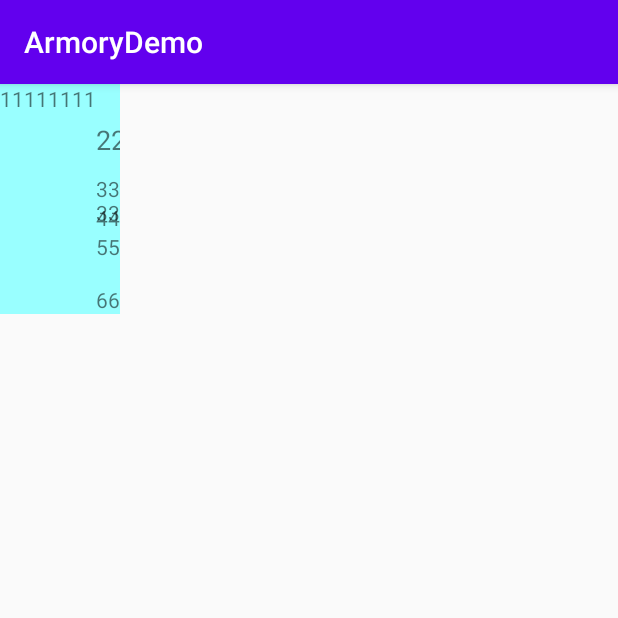
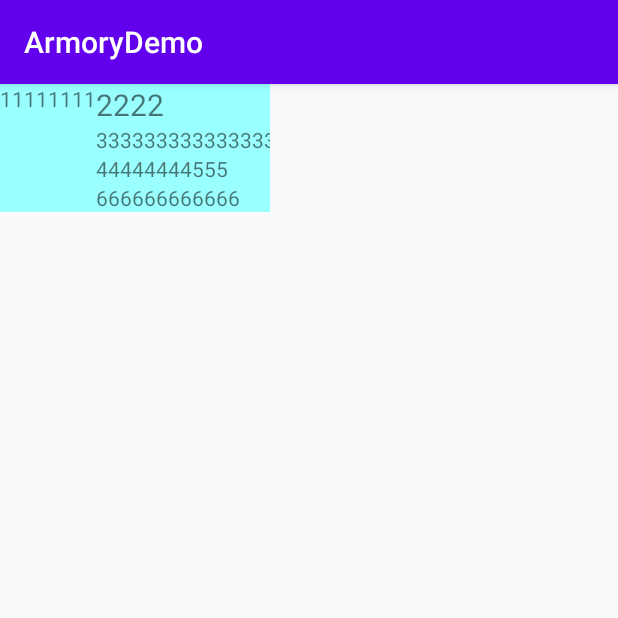
Before and after one commit to mmm3w/Armory, an Android app: the screen it shows after launch (MainActivity), on a phone screen of 412 x 824 dp, the top half of it. Run offline under Robolectric (Android 15) with nearby library versions, the phone set to English and light mode, and no system bars.

Commit message:
Update)TagsView第一版完成，可优化内容见todo

```diff
--- a/app/src/main/res/layout/activity_main.xml
+++ b/app/src/main/res/layout/activity_main.xml
@@ -7,7 +7,7 @@
     tools:context=".MainActivity">
 
     <com.mitsuki.armory.widget.TagsView
-        android:layout_width="80dp"
+        android:layout_width="180dp"
         android:layout_height="wrap_content"
         android:background="#99ffff">
 
@@ -18,7 +18,7 @@
 
         <TextView
             android:layout_width="wrap_content"
-            android:textSize="18dp"
+            android:textSize="20dp"
             android:layout_height="wrap_content"
             android:text="2222"/>
 
@@ -43,11 +43,6 @@
             android:layout_height="wrap_content"
             android:text="666666666666"/>
 
-        <TextView
-            android:layout_width="wrap_content"
-            android:layout_height="wrap_content"
-            android:text="asdf"/>
-
 
     </com.mitsuki.armory.widget.TagsView>
 
--- a/armory/src/main/java/com/mitsuki/armory/widget/TagsView.kt
+++ b/armory/src/main/java/com/mitsuki/armory/widget/TagsView.kt
@@ -61,7 +61,7 @@ class TagsView @JvmOverloads constructor(
                         if (tempWidth > limitedWidth) {
                             //该view属于下一行
                             //重置临时参数
-                            tempWidth = 0  //用于保证下次累加判断
+                            tempWidth = measuredWidth  //用于保证下次累加判断
                             tempHeight = 0  //因为换行了，所以当前行的最高高度清零
                         } else {
                             //该view属于本行
@@ -113,17 +113,16 @@ class TagsView @JvmOverloads constructor(
             MeasureSpec.EXACTLY -> heightSize
             MeasureSpec.AT_MOST -> heightSize.coerceAtMost(currentHeight)
                 .coerceAtMost(limitedHeight)
-            else -> currentHeight
+            else -> currentHeight.coerceAtLeast(firstView.measuredHeight)
         }
 
         setMeasuredDimension(resultWidth, resultHeight)
-
     }
 
 
     override fun onLayout(changed: Boolean, l: Int, t: Int, r: Int, b: Int) {
         if (childCount < 1) return
-
+        //直接先布局第一个view
         val firstChild = getChildAt(0)
         firstChild.layout(l, t, l + firstChild.measuredWidth, t + firstChild.measuredHeight)
 
@@ -132,13 +131,16 @@ class TagsView @JvmOverloads constructor(
         var leftOffset = 0
         var topOffset = t
 
+        var tempHeight = 0
+
         for (i in 1 until childCount) {
             getChildAt(i).run {
-                if (startLeft + leftOffset + measuredWidth > maxWidth) {
+                if (leftOffset != 0 && startLeft + leftOffset + measuredWidth > maxWidth) {
+                    //该到下一行了
                     leftOffset = 0
-                    topOffset += measuredHeight
+                    topOffset += tempHeight
+                    tempHeight = 0
                 }
-
                 layout(
                     startLeft + leftOffset,
                     topOffset,
@@ -146,6 +148,7 @@ class TagsView @JvmOverloads constructor(
                     topOffset + measuredHeight
                 )
                 leftOffset += measuredWidth
+                tempHeight = tempHeight.coerceAtLeast(measuredHeight)
             }
         }
 
```
